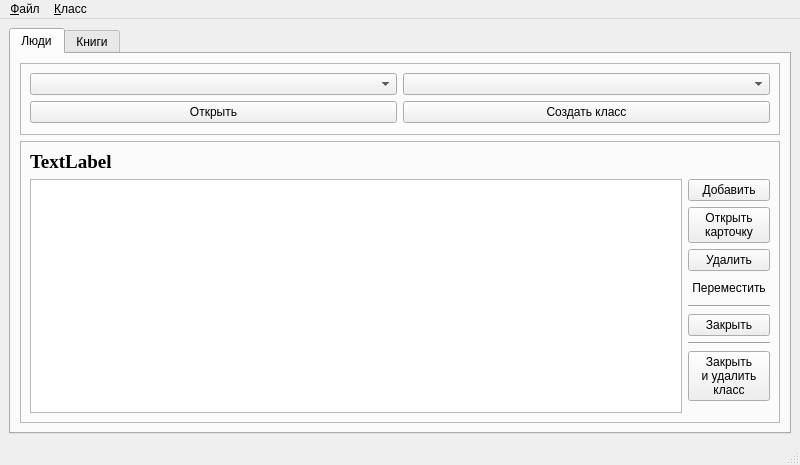
First picture: the form in mainwindow.ui, repository pashazz/QSchoolManager, before the edit.
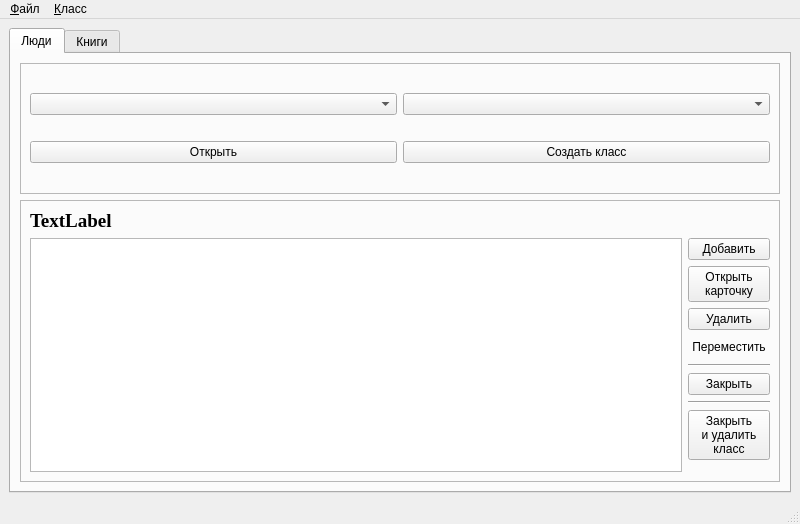
Second picture: the form after the edit.

Commit message: Allow multiselection. WARNING this prevents segfaults

```diff
--- a/mainwindow.ui
+++ b/mainwindow.ui
@@ -7,7 +7,7 @@
     <x>0</x>
     <y>0</y>
     <width>800</width>
-    <height>411</height>
+    <height>524</height>
    </rect>
   </property>
   <property name="windowTitle">
```
Left out of the diff: 8 changed lines with no effect on the pictures.
